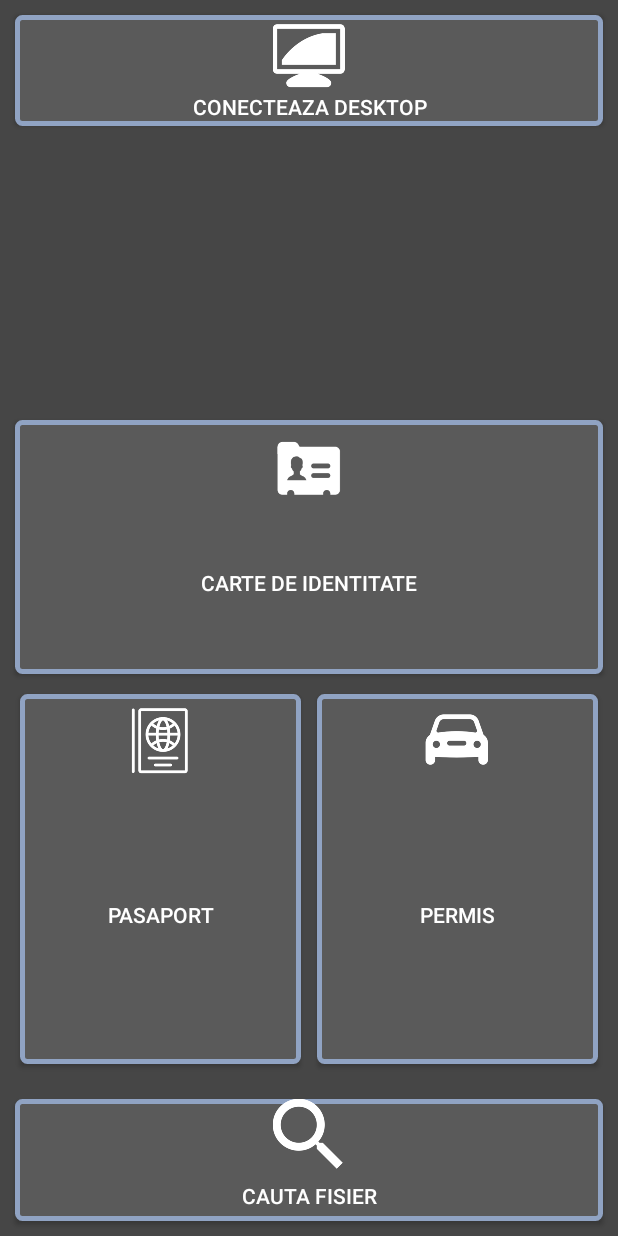
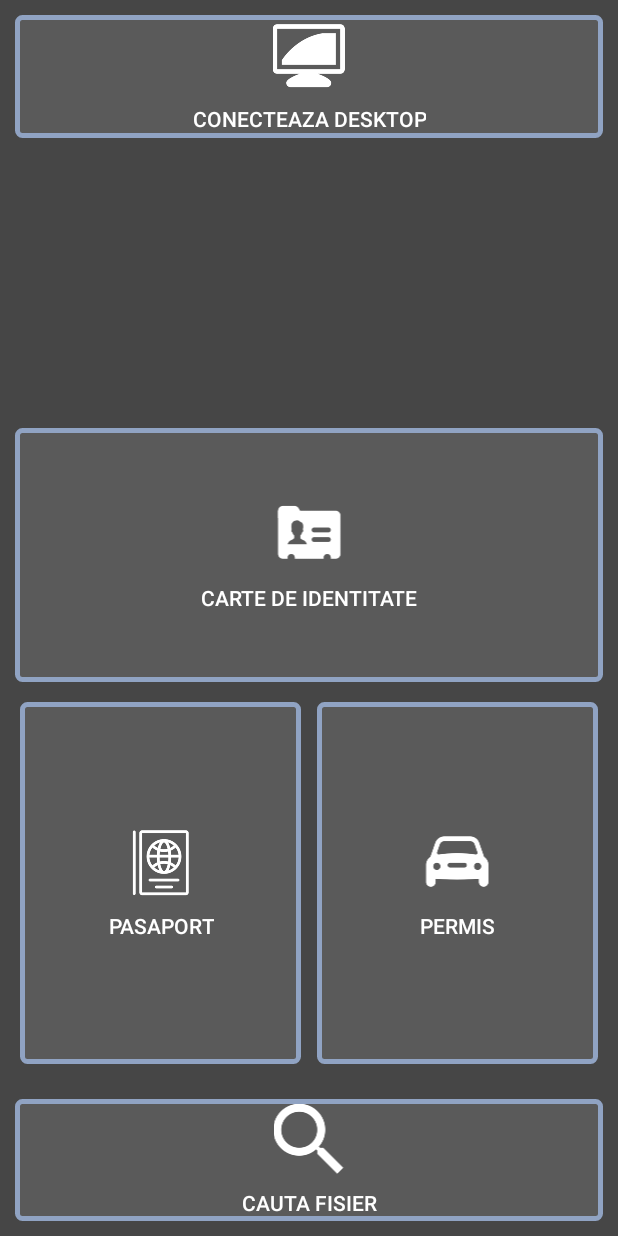
Before and after one commit to ikikaze/EyeD, an Android app: the layout activity_main.xml on its own in the app's theme, with its tools: preview values and no code run, on a phone screen of 412 x 824 dp. Run offline under Robolectric (Android 15) with nearby library versions, the phone set to English and light mode, and no system bars.

Commit message:
Custom buttons for the menu
Custom attributes = nightmare

```diff
--- a/app/src/main/java/ro/lockdowncode/eyedread/PassportOCRActivity.java
+++ b/app/src/main/java/ro/lockdowncode/eyedread/PassportOCRActivity.java
@@ -268,7 +268,12 @@ public final class PassportOCRActivity extends AppCompatActivity {
         super.onPause();
         if (preview != null) {
             preview.stop();
+
+        }
+        if (cameraSource !=null)
+        {
             cameraSource.stop();
+
         }
     }
 
@@ -281,6 +286,10 @@ public final class PassportOCRActivity extends AppCompatActivity {
         super.onDestroy();
         if (preview != null) {
             preview.release();
+        }
+        if(cameraSource !=null)
+        {
+            cameraSource.release();
         }
     }
 
--- /dev/null
+++ b/app/src/main/java/ro/lockdowncode/eyedread/UI/MenuButton.java
@@ -0,0 +1,92 @@
+package ro.lockdowncode.eyedread.UI;
+
+import android.annotation.SuppressLint;
+import android.content.Context;
+import android.content.res.TypedArray;
+import android.graphics.drawable.Drawable;
+import android.support.constraint.ConstraintLayout;
+import android.util.AttributeSet;
+import android.view.LayoutInflater;
+import android.widget.ImageView;
+import android.widget.TextView;
+
+import ro.lockdowncode.eyedread.R;
+
+
+
+public class MenuButton extends ConstraintLayout {
+
+    private ImageView mImageView;
+    private TextView mTextView;
+    private int mImgDrawable;
+    private int mText;
+
+
+    public MenuButton(Context context) {
+        super(context);
+        initializeViews(context);
+
+    }
+
+
+    public MenuButton(Context context, AttributeSet attrs) {
+        super(context, attrs);
+        initializeViews(context);
+        TypedArray typedArray = context.getTheme().obtainStyledAttributes(attrs,R.styleable.MenuButton,0,0);
+        int cnt = attrs.getAttributeCount();
+
+        mImgDrawable = typedArray.getResourceId(R.styleable.MenuButton_menu_button_image,-1);
+        mText = typedArray.getResourceId(R.styleable.MenuButton_menu_button_text,-1);
+        typedArray.recycle();
+    }
+
+    public MenuButton(Context context, AttributeSet attrs, int defStyleAttr) {
+        super(context, attrs, defStyleAttr);
+        initializeViews(context);
+       /* TypedArray typedArray = context.obtainStyledAttributes(R.styleable.MenuButton);
+        mImgDrawable = typedArray.getResourceId(R.styleable.MenuButton_menu_button_image,-1);
+        mText = typedArray.getResourceId(R.styleable.MenuButton_menu_button_text,-1);
+
+        typedArray.recycle();*/
+
+    }
+
+    private void initializeViews(Context context) {
+        LayoutInflater inflater = (LayoutInflater) context
+                .getSystemService(Context.LAYOUT_INFLATER_SERVICE);
+        inflater.inflate(R.layout.menu_button, this);
+    }
+
+    @Override
+    protected void onFinishInflate() {
+        super.onFinishInflate();
+
+        mImageView =this.findViewById(R.id.cbtnImage);
+        mTextView = this.findViewById(R.id.cbtnText);
+
+        mImageView.setImageResource(mImgDrawable);
+        mImageView.setFocusable(false);
+        mImageView.setClickable(false);
+
+
+
+        mTextView.setText(mText);
+        mTextView.setClickable(false);
+        mTextView.setFocusable(false);
+        mTextView.setTextColor(getResources().getColor(R.color.colorEyeD));
+    }
+
+    public void setText(String text)
+    {
+        mTextView.setText(text);
+    }
+
+    public void setText(int resId)
+    {
+        mTextView.setText(resId);
+    }
+
+
+
+
+}
--- a/app/src/main/res/layout/activity_main.xml
+++ b/app/src/main/res/layout/activity_main.xml
@@ -7,7 +7,7 @@
     android:background="#464646"
     tools:context=".MainActivity">
 
-    <Button
+    <ro.lockdowncode.eyedread.UI.MenuButton
         android:id="@+id/btnSearch"
         android:layout_width="match_parent"
         android:layout_height="81dp"
@@ -17,9 +17,9 @@
         android:layout_marginStart="8dp"
         android:layout_marginTop="8dp"
         android:background="@drawable/button_bg"
-        android:drawableTop="@mipmap/search"
+        app:menu_button_image="@mipmap/search"
         android:onClick="btnsClicked"
-        android:text="@string/strSearch"
+        app:menu_button_text="@string/strSearch"
         android:textColor="@color/colorEyeD"
         app:layout_constraintBottom_toBottomOf="parent"
         app:layout_constraintEnd_toEndOf="parent"
@@ -28,7 +28,7 @@
         app:layout_constraintTop_toBottomOf="@+id/passlicense"
         app:layout_constraintVertical_bias="1.0" />
 
-    <Button
+    <ro.lockdowncode.eyedread.UI.MenuButton
         android:id="@+id/btnID"
         android:layout_width="match_parent"
         android:layout_height="169dp"
@@ -37,17 +37,17 @@
         android:layout_marginStart="8dp"
         android:layout_marginTop="8dp"
         android:background="@drawable/button_bg"
-        android:drawableTop="@mipmap/idcard"
+        app:menu_button_image="@mipmap/idcard"
         android:onClick="btnsClicked"
         android:padding="10dp"
-        android:text="@string/strID"
+        app:menu_button_text="@string/strID"
         android:textColor="@color/colorEyeD"
         app:layout_constraintBottom_toBottomOf="parent"
         app:layout_constraintStart_toStartOf="parent"
         app:layout_constraintTop_toBottomOf="@+id/btnConnect"
         app:layout_constraintVertical_bias="0.338" />
 
-    <Button
+    <ro.lockdowncode.eyedread.UI.MenuButton
         android:id="@+id/btnConnect"
         android:layout_width="match_parent"
         android:layout_height="wrap_content"
@@ -56,15 +56,16 @@
         android:layout_marginStart="8dp"
         android:layout_marginTop="8dp"
         android:background="@drawable/button_bg"
-        android:drawableTop="@mipmap/link"
+        app:menu_button_image="@mipmap/link"
         android:onClick="btnsClicked"
         android:padding="3dp"
         android:paddingBottom="3dp"
-        android:text="@string/strConnect"
+        app:menu_button_text="@string/strConnect"
         android:textColor="@color/colorEyeD"
         app:layout_constraintEnd_toEndOf="parent"
         app:layout_constraintStart_toStartOf="parent"
         app:layout_constraintTop_toTopOf="parent" />
+
 
     <LinearLayout
         android:id="@+id/passlicense"
@@ -82,31 +83,32 @@
         app:layout_constraintTop_toBottomOf="@+id/btnID"
         app:layout_constraintVertical_bias="1.0">
 
-        <Button
+        <ro.lockdowncode.eyedread.UI.MenuButton
             android:id="@+id/btnPass"
             android:layout_width="match_parent"
             android:layout_height="match_parent"
             android:layout_margin="5dp"
             android:layout_weight="1"
             android:background="@drawable/button_bg"
-            android:drawableTop="@mipmap/pass"
+            app:menu_button_image="@mipmap/pass"
             android:onClick="btnsClicked"
             android:padding="7dp"
-            android:text="@string/strPass"
+            app:menu_button_text="@string/strPass"
             android:textColor="@color/colorEyeD" />
 
-        <Button
+        <ro.lockdowncode.eyedread.UI.MenuButton
             android:id="@+id/btnLicense"
             android:layout_width="match_parent"
             android:layout_height="match_parent"
             android:layout_margin="5dp"
             android:layout_weight="1"
             android:background="@drawable/button_bg"
-            android:drawableTop="@mipmap/license"
+            app:menu_button_image="@mipmap/license"
             android:onClick="btnsClicked"
             android:padding="7dp"
-            android:text="@string/strLicense"
+            app:menu_button_text="@string/strLicense"
             android:textColor="@color/colorEyeD" />
+
     </LinearLayout>
 
 </android.support.constraint.ConstraintLayout>
--- /dev/null
+++ b/app/src/main/res/layout/menu_button.xml
@@ -0,0 +1,36 @@
+<android.support.constraint.ConstraintLayout xmlns:android="http://schemas.android.com/apk/res/android"
+    xmlns:app="http://schemas.android.com/apk/res-auto"
+    xmlns:tools="http://schemas.android.com/tools"
+    android:id="@+id/menuBtnLayout"
+    android:layout_width="match_parent"
+    android:layout_height="match_parent">
+
+
+    <LinearLayout
+        android:id="@+id/group"
+        android:layout_width="wrap_content"
+        android:layout_height="wrap_content"
+        android:orientation="vertical"
+        app:layout_constraintBottom_toBottomOf="parent"
+        app:layout_constraintEnd_toEndOf="parent"
+        app:layout_constraintStart_toStartOf="parent"
+        app:layout_constraintTop_toTopOf="parent">
+
+        <ImageView
+            android:id="@+id/cbtnImage"
+            android:layout_width="match_parent"
+            android:layout_height="wrap_content"
+            android:layout_marginBottom="8dp"
+            android:contentDescription="TODO"
+            android:src="@drawable/abc_btn_check_material" />
+
+        <TextView
+            android:id="@+id/cbtnText"
+            android:layout_width="wrap_content"
+            android:layout_height="wrap_content"
+            android:text="TextView"
+            android:textAlignment="center"
+            android:textAppearance="@android:style/TextAppearance.DeviceDefault.Widget.Button" />
+    </LinearLayout>
+
+</android.support.constraint.ConstraintLayout>
--- /dev/null
+++ b/app/src/main/res/values/attrs.xml
@@ -0,0 +1,7 @@
+<?xml version="1.0" encoding="utf-8"?>
+<resources>
+    <declare-styleable name="MenuButton">
+        <attr name="menu_button_image" format="reference" />
+        <attr name="menu_button_text" format="reference" />
+    </declare-styleable>
+</resources>
```
